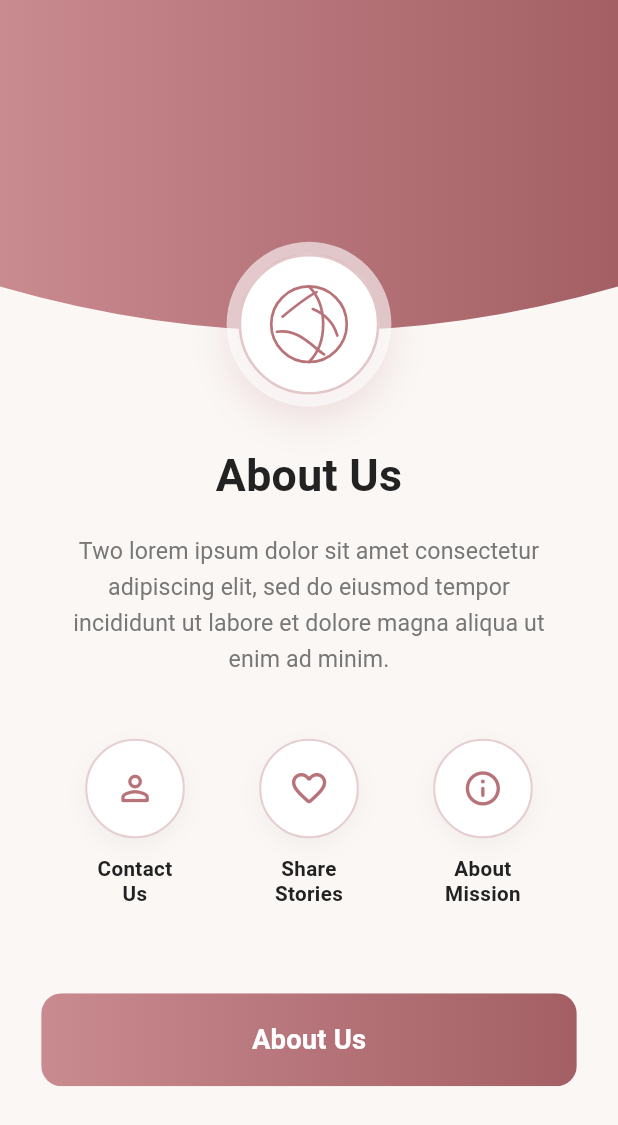
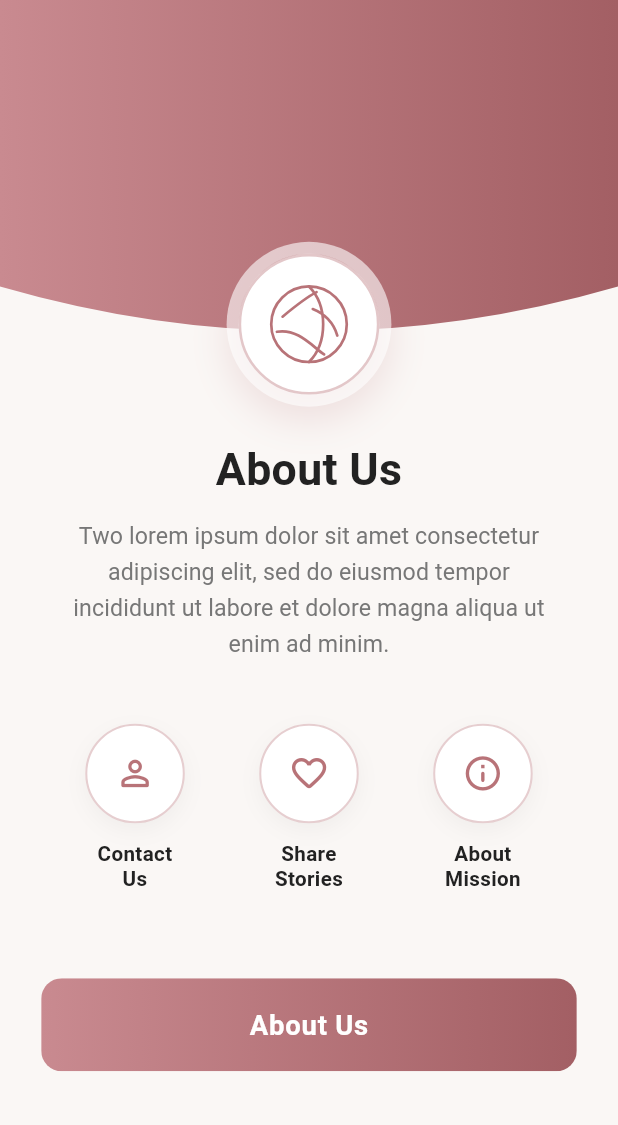
Before and after one commit to ahmedattia77/glow_hub, a Flutter app: the AboutUsScreen screen opened directly, on a phone screen of 412 x 824 dp. Shown: the top 1125 px of the screen. Run offline on Flutter 3.47's test engine with Material 3 defaults, Android fonts, the phone set to English and light mode, and no system bars; our stand-ins replace bloc, cloud_firestore, firebase_auth, firebase_core, flutter_bloc, flutter_screenutil; accounts and stored records are empty.

Commit message:
feat: update about us screen UI layout

```diff
--- /dev/null
+++ b/lib/core/common_widgets/curved_header_background.dart
@@ -0,0 +1,153 @@
+import 'package:flutter/material.dart';
+import 'package:flutter_screenutil/flutter_screenutil.dart';
+import 'package:glow_hub/core/theme/app_colors.dart';
+
+class CurvedHeaderBackground extends StatelessWidget {
+  final double? height;
+  final double? backgroundHeight;
+  final Gradient? gradient;
+  final Widget? floatingWidget;
+  final bool showLogo;
+
+  const CurvedHeaderBackground({
+    super.key,
+    this.height,
+    this.backgroundHeight,
+    this.gradient,
+    this.floatingWidget,
+    this.showLogo = true,
+  });
+
+  @override
+  Widget build(BuildContext context) {
+    final isDark = Theme.of(context).brightness == Brightness.dark;
+    final primaryColor = isDark ? AppColors.primaryDark : AppColors.primaryLight;
+    final bgHeight = backgroundHeight ?? 195.h;
+    final totalHeight = height ?? (showLogo || floatingWidget != null ? 230.h : bgHeight);
+
+    return SizedBox(
+      height: totalHeight,
+      child: Stack(
+        alignment: Alignment.topCenter,
+        children: [
+          // Curved Rose Gold Gradient Background
+          ClipPath(
+            clipper: const CurvedHeaderClipper(),
+            child: Container(
+              height: bgHeight,
+              width: double.infinity,
+              decoration: BoxDecoration(
+                gradient: gradient ??
+                    (isDark
+                        ? AppColors.buttonGradientDark
+                        : AppColors.buttonGradientLight),
+              ),
+            ),
+          ),
+
+          // Overlapping Floating Badge / Brand Logo
+          if (floatingWidget != null)
+            Positioned(
+              top: 135.h,
+              child: floatingWidget!,
+            )
+          else if (showLogo)
+            Positioned(
+              top: 135.h,
+              child: Container(
+                width: 96.w,
+                height: 96.w,
+                padding: EdgeInsets.all(7.w),
+                decoration: BoxDecoration(
+                  shape: BoxShape.circle,
+                  color: (isDark ? AppColors.surfaceDark : Colors.white).withValues(alpha: 0.6),
+                  boxShadow: [
+                    BoxShadow(
+                      color: AppColors.primaryLight.withValues(alpha: 0.18),
+                      blurRadius: 18.r,
+                      offset: Offset(0, 8.h),
+                    ),
+                  ],
+                ),
+                child: Container(
+                  decoration: BoxDecoration(
+                    shape: BoxShape.circle,
+                    color: isDark ? AppColors.surfaceDark : Colors.white,
+                    border: Border.all(
+                      color: primaryColor.withValues(alpha: 0.4),
+                      width: 1.5.w,
+                    ),
+                  ),
+                  child: Center(
+                    child: CustomPaint(
+                      size: Size(44.w, 44.w),
+                      painter: _GlobeEmblemPainter(color: primaryColor),
+                    ),
+                  ),
+                ),
+              ),
+            ),
+        ],
+      ),
+    );
+  }
+}
+
+class CurvedHeaderClipper extends CustomClipper<Path> {
+  const CurvedHeaderClipper();
+
+  @override
+  Path getClip(Size size) {
+    return Path()
+      ..lineTo(0, size.height - 35.h)
+      ..quadraticBezierTo(
+        size.width / 2,
+        size.height + 15.h,
+        size.width,
+        size.height - 35.h,
+      )
+      ..lineTo(size.width, 0)
+      ..close();
+  }
+
+  @override
+  bool shouldReclip(CustomClipper<Path> oldClipper) => false;
+}
+
+class _GlobeEmblemPainter extends CustomPainter {
+  final Color color;
+
+  _GlobeEmblemPainter({required this.color});
+
+  @override
+  void paint(Canvas canvas, Size size) {
+    final paint = Paint()
+      ..color = color
+      ..style = PaintingStyle.stroke
+      ..strokeWidth = 1.8
+      ..strokeCap = StrokeCap.round;
+
+    final center = Offset(size.width / 2, size.height / 2);
+    final radius = size.width / 2;
+
+    // Outer circle
+    canvas.drawCircle(center, radius, paint);
+
+    // Brand emblem stylized arcs
+    final path = Path()
+      ..moveTo(center.dx - radius * 0.7, center.dy - radius * 0.2)
+      ..quadraticBezierTo(center.dx - radius * 0.1, center.dy - radius * 0.7, center.dx + radius * 0.2, center.dy - radius * 0.85)
+      ..moveTo(center.dx - radius * 0.85, center.dy + radius * 0.2)
+      ..cubicTo(center.dx - radius * 0.3, center.dy + radius * 0.1, center.dx + radius * 0.1, center.dy + radius * 0.6, center.dx + radius * 0.4, center.dy + radius * 0.8)
+      ..moveTo(center.dx + radius * 0.1, center.dy - radius * 0.4)
+      ..quadraticBezierTo(center.dx + radius * 0.6, center.dy - radius * 0.2, center.dx + radius * 0.75, center.dy + radius * 0.3)
+      ..moveTo(center.dx, center.dy - radius)
+      ..cubicTo(center.dx + radius * 0.5, center.dy - radius * 0.5, center.dx + radius * 0.5, center.dy + radius * 0.5, center.dx, center.dy + radius);
+
+    canvas.drawPath(path, paint);
+  }
+
+  @override
+  bool shouldRepaint(covariant _GlobeEmblemPainter oldDelegate) =>
+      oldDelegate.color != color;
+}
--- a/lib/core/common_widgets/custom_app_button.dart
+++ b/lib/core/common_widgets/custom_app_button.dart
@@ -50,7 +50,7 @@ class CustomAppButton extends StatelessWidget {
                 )
               : Text(
                   text,
-                  style: TextStyle(
+                  style: Theme.of(context).textTheme.bodyLarge?.copyWith(
                     color: isDark ? Colors.black : Colors.white,
                     fontSize: 16.sp,
                     fontWeight: FontWeight.bold,
--- a/lib/core/theme/app_theme.dart
+++ b/lib/core/theme/app_theme.dart
@@ -82,7 +82,7 @@ class AppTheme {
         fontWeight: FontWeight.bold,
       ),
       bodyLarge: TextStyle(color: AppColors.textPrimaryDark, fontSize: 16),
-      bodyMedium: TextStyle(color: AppColors.textPrimaryDark, fontSize: 14),
+      bodyMedium: TextStyle(color: AppColors.textSecondaryDark, fontSize: 14),
     ),
 
     elevatedButtonTheme: ElevatedButtonThemeData(
--- a/lib/features/about_us/presentation/ui/pages/about_us_screen.dart
+++ b/lib/features/about_us/presentation/ui/pages/about_us_screen.dart
@@ -1,10 +1,10 @@
 import 'package:flutter/material.dart';
 import 'package:flutter_screenutil/flutter_screenutil.dart';
+import 'package:glow_hub/core/common_widgets/curved_header_background.dart';
 import 'package:glow_hub/core/common_widgets/custom_app_button.dart';
 import 'package:glow_hub/core/theme/app_colors.dart';
 import 'package:glow_hub/features/about_us/data/repo/about_us_repo.dart';
 import 'package:glow_hub/features/about_us/presentation/ui/widgets/about_feature_item.dart';
-import 'package:glow_hub/features/about_us/presentation/ui/widgets/about_us_header.dart';
 
 class AboutUsScreen extends StatelessWidget {
   final VoidCallback? onButtonPressed;
@@ -18,25 +18,24 @@ class AboutUsScreen extends StatelessWidget {
 
   @override
   Widget build(BuildContext context) {
-    final isDark = Theme.of(context).brightness == Brightness.dark;
+    final theme = Theme.of(context);
+    final isDark = theme.brightness == Brightness.dark;
 
     return Scaffold(
       backgroundColor: isDark ? AppColors.backgroundDark : AppColors.backgroundLight,
       body: SingleChildScrollView(
         child: Column(
           children: [
-            // Top Curved Gradient Header with Logo Emblem
-            const AboutUsHeader(),
+            // Top Curved Gradient Header Background
+            const CurvedHeaderBackground(),
 
             SizedBox(height: 18.h),
 
             // Title
             Text(
               repo.title,
-              style: TextStyle(
+              style: theme.textTheme.displayLarge?.copyWith(
                 fontSize: 26.sp,
-                fontWeight: FontWeight.bold,
-                color: isDark ? AppColors.textPrimaryDark : AppColors.textPrimaryLight,
                 letterSpacing: 0.2,
               ),
               textAlign: TextAlign.center,
@@ -50,7 +49,7 @@ class AboutUsScreen extends StatelessWidget {
               child: Text(
                 repo.description,
                 textAlign: TextAlign.center,
-                style: TextStyle(
+                style: theme.textTheme.bodyMedium?.copyWith(
                   fontSize: 13.5.sp,
                   color: isDark ? AppColors.textSecondaryDark : AppColors.textSecondaryLight,
                   height: 1.55,
--- a/lib/features/about_us/presentation/ui/widgets/about_feature_item.dart
+++ b/lib/features/about_us/presentation/ui/widgets/about_feature_item.dart
@@ -13,7 +13,8 @@ class AboutFeatureItem extends StatelessWidget {
 
   @override
   Widget build(BuildContext context) {
-    final isDark = Theme.of(context).brightness == Brightness.dark;
+    final theme = Theme.of(context);
+    final isDark = theme.brightness == Brightness.dark;
     final primaryColor = isDark ? AppColors.primaryDark : AppColors.primaryLight;
 
     return Column(
@@ -52,7 +53,7 @@ class AboutFeatureItem extends StatelessWidget {
         Text(
           model.title,
           textAlign: TextAlign.center,
-          style: TextStyle(
+          style: theme.textTheme.bodyMedium?.copyWith(
             fontSize: 12.sp,
             fontWeight: FontWeight.w600,
             color: isDark ? AppColors.textPrimaryDark : AppColors.textPrimaryLight,
--- a/lib/features/about_us/presentation/ui/widgets/about_us_header.dart
+++ b/lib/features/about_us/presentation/ui/widgets/about_us_header.dart
@@ -1,129 +1,11 @@
 import 'package:flutter/material.dart';
-import 'package:flutter_screenutil/flutter_screenutil.dart';
-import 'package:glow_hub/core/theme/app_colors.dart';
+import 'package:glow_hub/core/common_widgets/curved_header_background.dart';
 
 class AboutUsHeader extends StatelessWidget {
   const AboutUsHeader({super.key});
 
   @override
   Widget build(BuildContext context) {
-    final isDark = Theme.of(context).brightness == Brightness.dark;
-    final primaryColor = isDark ? AppColors.primaryDark : AppColors.primaryLight;
-
-    return SizedBox(
-      height: 230.h,
-      child: Stack(
-        alignment: Alignment.topCenter,
-        children: [
-          // Curved Rose Gold Gradient Header Background
-          ClipPath(
-            clipper: _HeaderCurveClipper(),
-            child: Container(
-              height: 195.h,
-              width: double.infinity,
-              decoration: BoxDecoration(
-                gradient: isDark
-                    ? AppColors.buttonGradientDark
-                    : AppColors.buttonGradientLight,
-              ),
-            ),
-          ),
-
-          // Circular Logo Badge Overlapping the Curve
-          Positioned(
-            top: 135.h,
-            child: Container(
-              width: 96.w,
-              height: 96.w,
-              padding: EdgeInsets.all(7.w),
-              decoration: BoxDecoration(
-                shape: BoxShape.circle,
-                color: (isDark ? AppColors.surfaceDark : Colors.white).withValues(alpha: 0.6),
-                boxShadow: [
-                  BoxShadow(
-                    color: AppColors.primaryLight.withValues(alpha: 0.18),
-                    blurRadius: 18.r,
-                    offset: Offset(0, 8.h),
-                  ),
-                ],
-              ),
-              child: Container(
-                decoration: BoxDecoration(
-                  shape: BoxShape.circle,
-                  color: isDark ? AppColors.surfaceDark : Colors.white,
-                  border: Border.all(
-                    color: primaryColor.withValues(alpha: 0.4),
-                    width: 1.5.w,
-                  ),
-                ),
-                child: Center(
-                  child: CustomPaint(
-                    size: Size(44.w, 44.w),
-                    painter: _GlobeEmblemPainter(color: primaryColor),
-                  ),
-                ),
-              ),
-            ),
-          ),
-        ],
-      ),
-    );
+    return const CurvedHeaderBackground();
   }
 }
-
-class _HeaderCurveClipper extends CustomClipper<Path> {
-  @override
-  Path getClip(Size size) {
-    return Path()
-      ..lineTo(0, size.height - 35.h)
-      ..quadraticBezierTo(
-        size.width / 2,
-        size.height + 15.h,
-        size.width,
-        size.height - 35.h,
-      )
-      ..lineTo(size.width, 0)
-      ..close();
-  }
-
-  @override
-  bool shouldReclip(CustomClipper<Path> oldClipper) => false;
-}
-
-class _GlobeEmblemPainter extends CustomPainter {
-  final Color color;
-
-  _GlobeEmblemPainter({required this.color});
-
-  @override
-  void paint(Canvas canvas, Size size) {
-    final paint = Paint()
-      ..color = color
-      ..style = PaintingStyle.stroke
-      ..strokeWidth = 1.8
-      ..strokeCap = StrokeCap.round;
-
-    final center = Offset(size.width / 2, size.height / 2);
-    final radius = size.width / 2;
-
-    // Outer circle
-    canvas.drawCircle(center, radius, paint);
-
-    // Brand emblem stylized arcs
-    final path = Path()
-      ..moveTo(center.dx - radius * 0.7, center.dy - radius * 0.2)
-      ..quadraticBezierTo(center.dx - radius * 0.1, center.dy - radius * 0.7, center.dx + radius * 0.2, center.dy - radius * 0.85)
-      ..moveTo(center.dx - radius * 0.85, center.dy + radius * 0.2)
-      ..cubicTo(center.dx - radius * 0.3, center.dy + radius * 0.1, center.dx + radius * 0.1, center.dy + radius * 0.6, center.dx + radius * 0.4, center.dy + radius * 0.8)
-      ..moveTo(center.dx + radius * 0.1, center.dy - radius * 0.4)
-      ..quadraticBezierTo(center.dx + radius * 0.6, center.dy - radius * 0.2, center.dx + radius * 0.75, center.dy + radius * 0.3)
-      ..moveTo(center.dx, center.dy - radius)
-      ..cubicTo(center.dx + radius * 0.5, center.dy - radius * 0.5, center.dx + radius * 0.5, center.dy + radius * 0.5, center.dx, center.dy + radius);
-
-    canvas.drawPath(path, paint);
-  }
-
-  @override
-  bool shouldRepaint(covariant _GlobeEmblemPainter oldDelegate) =>
-      oldDelegate.color != color;
-}
```
